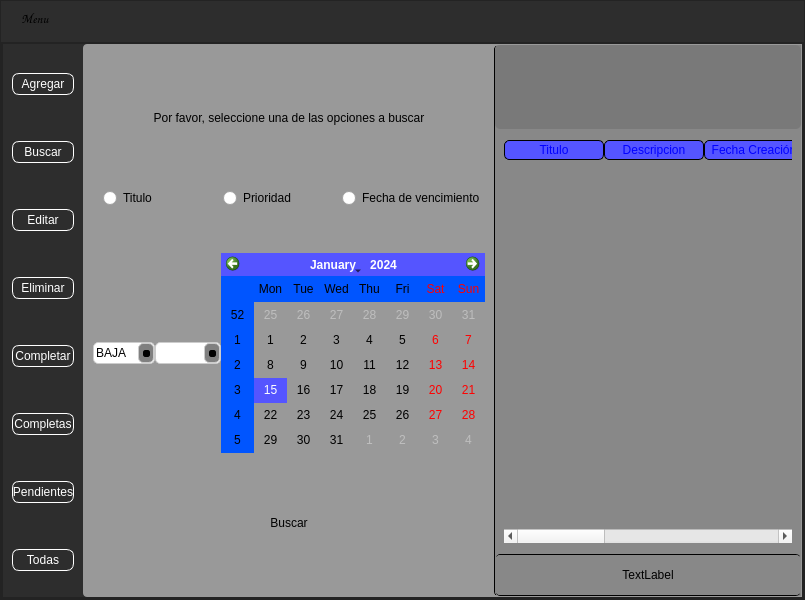
Old version of the form proyecto_tareas.ui in the repository IgnacioP90/proyecto_tareas.
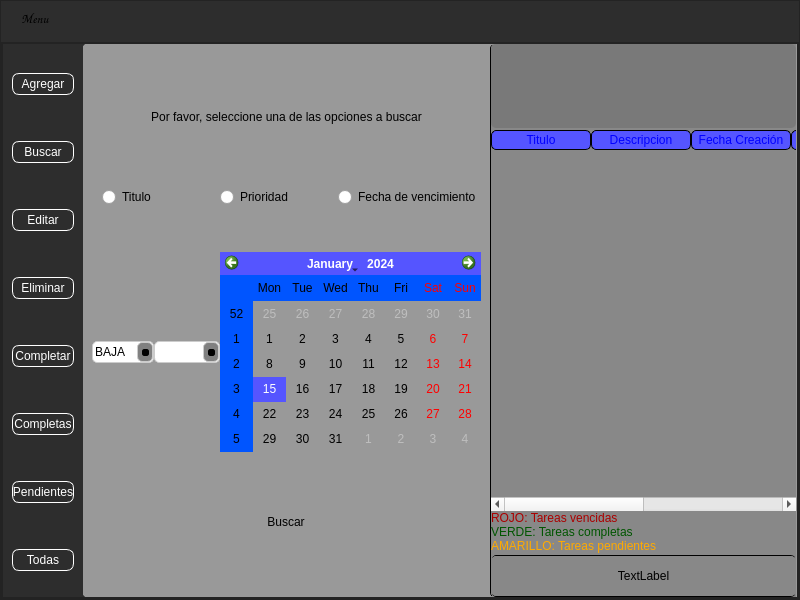
New version of the form. Icons and pictures are not drawn.

Commit message: cambios varios

Diff of the .ui file:
```diff
--- a/proyecto_tareas.ui
+++ b/proyecto_tareas.ui
@@ -6,10 +6,16 @@
    <rect>
     <x>0</x>
     <y>0</y>
-    <width>805</width>
+    <width>800</width>
     <height>600</height>
    </rect>
   </property>
+  <property name="minimumSize">
+   <size>
+    <width>800</width>
+    <height>600</height>
+   </size>
+  </property>
   <property name="windowTitle">
    <string>Mi aplicacion</string>
   </property>
@@ -19,7 +25,7 @@
   <widget class="QWidget" name="centralwidget">
    <property name="minimumSize">
     <size>
-     <width>750</width>
+     <width>700</width>
      <height>600</height>
     </size>
    </property>
@@ -253,16 +259,16 @@
                  <number>2</number>
                 </property>
                 <property name="leftMargin">
-                 <number>1</number>
+                 <number>0</number>
                 </property>
                 <property name="topMargin">
-                 <number>1</number>
+                 <number>0</number>
                 </property>
                 <property name="rightMargin">
                  <number>1</number>
                 </property>
                 <property name="bottomMargin">
-                 <number>1</number>
+                 <number>0</number>
                 </property>
                 <item>
                  <widget class="QFrame" name="frameOptions">
@@ -346,7 +352,7 @@
                          <widget class="QStackedWidget" name="stackedWidget">
                           <property name="minimumSize">
                            <size>
-                            <width>300</width>
+                            <width>150</width>
                             <height>300</height>
                            </size>
                           </property>
@@ -1431,8 +1437,25 @@
                            <property name="frameShadow">
                             <enum>QFrame::Raised</enum>
                            </property>
-                           <layout class="QHBoxLayout" name="horizontalLayout_15">
-                            <item>
+                           <layout class="QGridLayout" name="gridLayout_16">
+                            <property name="leftMargin">
+                             <number>0</number>
+                            </property>
+                            <property name="topMargin">
+                             <number>0</number>
+                            </property>
+                            <property name="rightMargin">
+                             <number>0</number>
+                            </property>
+                            <property name="bottomMargin">
+                             <number>0</number>
+                            </property>
+                            <property name="horizontalSpacing">
+                             <number>0</number>
+                            </property>
+                            <item row="0" column="0">
+                             <layout class="QGridLayout" name="gridLayout_15">
+                              <item row="0" column="0">
                              <widget class="QTableWidget" name="tableWidgetBuscar">
                               <property name="autoFillBackground">
                                <bool>false</bool>
@@ -1502,6 +1525,39 @@
                                </property>
                               </column>
                              </widget>
+                              </item>
+                              <item row="1" column="0">
+                               <widget class="QLabel" name="label_9">
+                                <property name="styleSheet">
+                                 <string notr="true">color: rgb(170, 0, 0);</string>
+                                </property>
+                                <property name="text">
+                                 <string>ROJO: Tareas vencidas</string>
+                                </property>
+                               </widget>
+                              </item>
+                              <item row="2" column="0">
+                               <widget class="QLabel" name="label_8">
+                                <property name="styleSheet">
+                                 <string notr="true">color: rgb(0, 85, 0);</string>
+                                </property>
+                                <property name="text">
+                                 <string>VERDE: Tareas completas</string>
+                                </property>
+                               </widget>
+                              </item>
+                              <item row="3" column="0">
+                               <widget class="QLabel" name="label_10">
+                                <property name="styleSheet">
+                                 <string notr="true">
+color: rgb(255, 170, 0);</string>
+                                </property>
+                                <property name="text">
+                                 <string>AMARILLO: Tareas pendientes</string>
+                                </property>
+                               </widget>
+                              </item>
+                             </layout>
                             </item>
                            </layout>
                           </widget>
```
Lines whose indentation alone changed are shown as unchanged. The commit also changes 2 other files.
